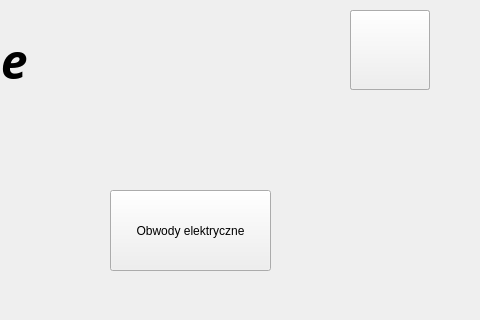
First picture: the form in UI/Menu.ui, repository lukaszbladziak5/ICalcThis, before the edit; both pictures show x 720 to 1200 and y 0 to 320 of the 1200 by 800 pixel window.
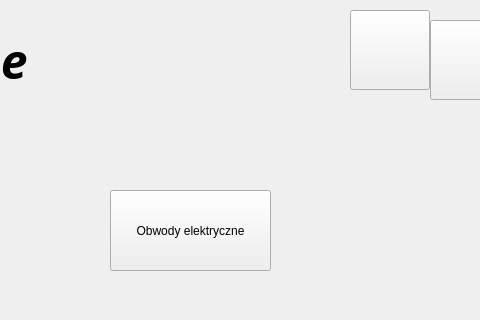
Second picture: the form after the edit.

Commit message:
User icon moved
Profil przeniesiony bo nakładał się na inny widget i nie był klikalny

What changed in the file:
```diff
--- a/UI/Menu.ui
+++ b/UI/Menu.ui
@@ -208,8 +208,8 @@
    <widget class="QPushButton" name="profil_menu">
     <property name="geometry">
      <rect>
-      <x>1070</x>
-      <y>10</y>
+      <x>1150</x>
+      <y>20</y>
       <width>80</width>
       <height>80</height>
      </rect>
```
